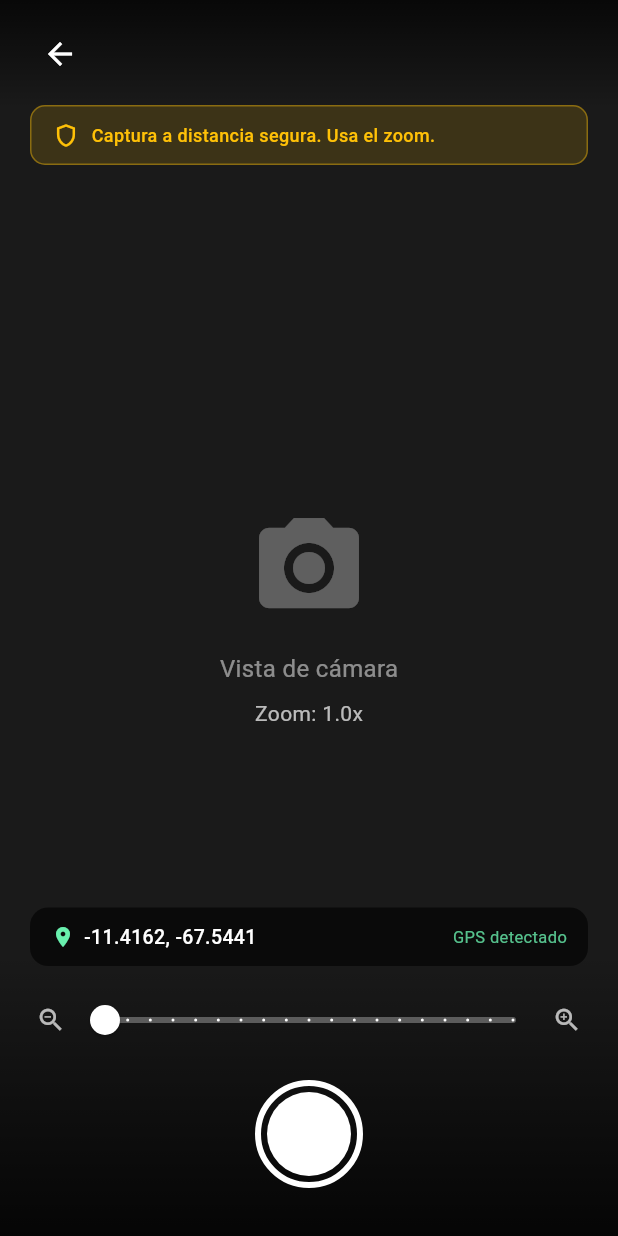
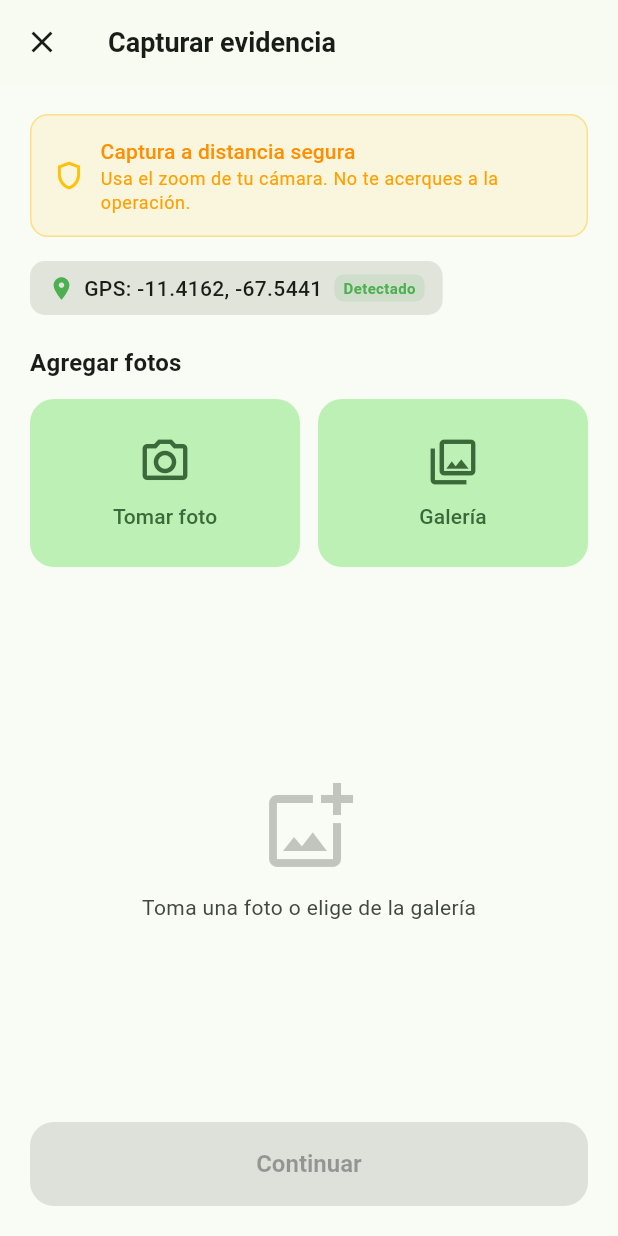
Before and after one commit to Romulo-Tolemaico/colmena, a Flutter app: the CameraScreen screen opened directly, on a phone screen of 412 x 824 dp. Run offline on Flutter 3.47's test engine with Material 3 defaults, Android fonts, the phone set to English and light mode, and no system bars; our stand-ins replace image_picker.

Commit message:
feat(mobile): cámara real con image_picker + galería + GPS + permisos

```diff
--- a/mobile/lib/src/screens/camera_screen.dart
+++ b/mobile/lib/src/screens/camera_screen.dart
@@ -1,8 +1,11 @@
+import 'dart:io';
+
 import 'package:flutter/material.dart';
+import 'package:image_picker/image_picker.dart';
 
 /// Pantalla de captura de evidencia.
-/// Simula la vista de cámara con controles de zoom, GPS automático,
-/// y preview de la foto tomada. Sin funcionalidad real de cámara.
+/// Permite tomar fotos con la cámara del dispositivo o elegir de la galería.
+/// Muestra GPS automático y preview de las fotos tomadas.
 class CameraScreen extends StatefulWidget {
   const CameraScreen({super.key});
 
@@ -11,248 +14,217 @@ class CameraScreen extends StatefulWidget {
 }
 
 class _CameraScreenState extends State<CameraScreen> {
-  double _zoom = 1.0;
-  bool _photoTaken = false;
-  final List<String> _photos = [];
+  final ImagePicker _picker = ImagePicker();
+  final List<XFile> _photos = [];
 
-  void _takePhoto() {
-    setState(() {
-      _photoTaken = true;
-      _photos.add('foto_${_photos.length + 1}.jpg');
-    });
+  Future<void> _takePhoto() async {
+    try {
+      final photo = await _picker.pickImage(
+        source: ImageSource.camera,
+        imageQuality: 85,
+        maxWidth: 1920,
+      );
+      if (photo != null) {
+        setState(() => _photos.add(photo));
+      }
+    } catch (e) {
+      if (mounted) {
+        ScaffoldMessenger.of(context).showSnackBar(
+          SnackBar(content: Text('Error al abrir la cámara: $e'), behavior: SnackBarBehavior.floating),
+        );
+      }
+    }
   }
 
-  void _addAnotherPhoto() {
-    setState(() => _photoTaken = false);
+  Future<void> _pickFromGallery() async {
+    try {
+      final images = await _picker.pickMultiImage(
+        imageQuality: 85,
+        maxWidth: 1920,
+      );
+      if (images.isNotEmpty) {
+        setState(() => _photos.addAll(images));
+      }
+    } catch (e) {
+      if (mounted) {
+        ScaffoldMessenger.of(context).showSnackBar(
+          SnackBar(content: Text('Error al abrir la galería: $e'), behavior: SnackBarBehavior.floating),
+        );
+      }
+    }
+  }
+
+  void _removePhoto(int index) {
+    setState(() => _photos.removeAt(index));
   }
 
   void _continue() {
-    Navigator.of(context).pop(_photos);
+    if (_photos.isEmpty) return;
+    Navigator.of(context).pop(_photos.map((f) => f.path).toList());
   }
-
-  @override
-  Widget build(BuildContext context) {
-    if (_photoTaken) {
-      return _PhotoPreview(
-        photoCount: _photos.length,
-        onAddAnother: _addAnotherPhoto,
-        onContinue: _continue,
-      );
-    }
-
-    return _CameraView(
-      zoom: _zoom,
-      onZoomChanged: (value) => setState(() => _zoom = value),
-      onCapture: _takePhoto,
-      onBack: () => Navigator.of(context).pop(null),
-      photoCount: _photos.length,
-    );
-  }
-}
-
-class _CameraView extends StatelessWidget {
-  const _CameraView({
-    required this.zoom,
-    required this.onZoomChanged,
-    required this.onCapture,
-    required this.onBack,
-    required this.photoCount,
-  });
-
-  final double zoom;
-  final ValueChanged<double> onZoomChanged;
-  final VoidCallback onCapture;
-  final VoidCallback onBack;
-  final int photoCount;
 
   @override
   Widget build(BuildContext context) {
     final theme = Theme.of(context);
 
     return Scaffold(
-      backgroundColor: Colors.black,
-      body: SafeArea(
-        child: Stack(
+      appBar: AppBar(
+        title: const Text('Capturar evidencia'),
+        leading: IconButton(
+          onPressed: () => Navigator.of(context).pop(null),
+          icon: const Icon(Icons.close),
+        ),
+      ),
+      body: Padding(
+        padding: const EdgeInsets.all(20),
+        child: Column(
+          crossAxisAlignment: CrossAxisAlignment.start,
           children: [
-            // Simulación de vista de cámara
-            Positioned.fill(
-              child: Container(
-                color: const Color(0xFF1A1A1A),
+            // Aviso de distancia segura
+            Container(
+              width: double.infinity,
+              padding: const EdgeInsets.all(14),
+              decoration: BoxDecoration(
+                color: Colors.amber.withValues(alpha: 0.1),
+                borderRadius: BorderRadius.circular(12),
+                border: Border.all(color: Colors.amber.withValues(alpha: 0.4)),
+              ),
+              child: Row(
+                children: [
+                  const Icon(Icons.shield_outlined, color: Colors.amber, size: 22),
+                  const SizedBox(width: 10),
+                  Expanded(
+                    child: Column(
+                      crossAxisAlignment: CrossAxisAlignment.start,
+                      children: [
+                        Text(
+                          'Captura a distancia segura',
+                          style: theme.textTheme.titleSmall?.copyWith(color: Colors.amber.shade800),
+                        ),
+                        Text(
+                          'Usa el zoom de tu cámara. No te acerques a la operación.',
+                          style: theme.textTheme.bodySmall?.copyWith(color: Colors.amber.shade700),
+                        ),
+                      ],
+                    ),
+                  ),
+                ],
+              ),
+            ),
+
+            const SizedBox(height: 16),
+
+            // GPS automático
+            Container(
+              padding: const EdgeInsets.symmetric(horizontal: 12, vertical: 8),
+              decoration: BoxDecoration(
+                color: theme.colorScheme.surfaceContainerHighest,
+                borderRadius: BorderRadius.circular(10),
+              ),
+              child: Row(
+                mainAxisSize: MainAxisSize.min,
+                children: [
+                  const Icon(Icons.location_on, color: Colors.green, size: 18),
+                  const SizedBox(width: 6),
+                  Text(
+                    'GPS: -11.4162, -67.5441',
+                    style: theme.textTheme.bodyMedium?.copyWith(fontWeight: FontWeight.w500),
+                  ),
+                  const SizedBox(width: 8),
+                  Container(
+                    padding: const EdgeInsets.symmetric(horizontal: 6, vertical: 2),
+                    decoration: BoxDecoration(
+                      color: Colors.green.withValues(alpha: 0.12),
+                      borderRadius: BorderRadius.circular(6),
+                    ),
+                    child: const Text('Detectado', style: TextStyle(color: Colors.green, fontSize: 10, fontWeight: FontWeight.w600)),
+                  ),
+                ],
+              ),
+            ),
+
+            const SizedBox(height: 20),
+
+            // Botones de captura
+            Text('Agregar fotos', style: theme.textTheme.titleMedium),
+            const SizedBox(height: 12),
+
+            Row(
+              children: [
+                Expanded(
+                  child: _CaptureButton(
+                    icon: Icons.camera_alt_outlined,
+                    label: 'Tomar foto',
+                    onTap: _takePhoto,
+                  ),
+                ),
+                const SizedBox(width: 12),
+                Expanded(
+                  child: _CaptureButton(
+                    icon: Icons.photo_library_outlined,
+                    label: 'Galería',
+                    onTap: _pickFromGallery,
+                  ),
+                ),
+              ],
+            ),
+
+            const SizedBox(height: 20),
+
+            // Preview de fotos
+            if (_photos.isNotEmpty) ...[
+              Row(
+                children: [
+                  Text(
+                    '${_photos.length} foto${_photos.length > 1 ? 's' : ''} seleccionada${_photos.length > 1 ? 's' : ''}',
+                    style: theme.textTheme.titleSmall,
+                  ),
+                  const Spacer(),
+                  TextButton(
+                    onPressed: _takePhoto,
+                    child: const Text('+ Agregar más'),
+                  ),
+                ],
+              ),
+              const SizedBox(height: 8),
+              Expanded(
+                child: GridView.builder(
+                  gridDelegate: const SliverGridDelegateWithFixedCrossAxisCount(
+                    crossAxisCount: 3,
+                    crossAxisSpacing: 8,
+                    mainAxisSpacing: 8,
+                  ),
+                  itemCount: _photos.length,
+                  itemBuilder: (context, index) {
+                    return _PhotoThumbnail(
+                      file: File(_photos[index].path),
+                      onRemove: () => _removePhoto(index),
+                    );
+                  },
+                ),
+              ),
+            ] else
+              Expanded(
                 child: Center(
                   child: Column(
                     mainAxisSize: MainAxisSize.min,
                     children: [
-                      Icon(Icons.camera_alt, size: 80, color: Colors.white.withValues(alpha: 0.3)),
-                      const SizedBox(height: 16),
+                      Icon(Icons.add_photo_alternate_outlined, size: 64, color: theme.colorScheme.onSurfaceVariant.withValues(alpha: 0.3)),
+                      const SizedBox(height: 12),
                       Text(
-                        'Vista de cámara',
-                        style: TextStyle(color: Colors.white.withValues(alpha: 0.5), fontSize: 16),
-                      ),
-                      const SizedBox(height: 8),
-                      Text(
-                        'Zoom: ${zoom.toStringAsFixed(1)}x',
-                        style: TextStyle(color: Colors.white.withValues(alpha: 0.7), fontSize: 14),
+                        'Toma una foto o elige de la galería',
+                        style: theme.textTheme.bodyMedium?.copyWith(color: theme.colorScheme.onSurfaceVariant),
                       ),
                     ],
                   ),
                 ),
               ),
-            ),
 
-            // Top bar
-            Positioned(
-              top: 0,
-              left: 0,
-              right: 0,
-              child: Container(
-                padding: const EdgeInsets.symmetric(horizontal: 16, vertical: 12),
-                decoration: BoxDecoration(
-                  gradient: LinearGradient(
-                    begin: Alignment.topCenter,
-                    end: Alignment.bottomCenter,
-                    colors: [Colors.black.withValues(alpha: 0.7), Colors.transparent],
-                  ),
-                ),
-                child: Row(
-                  children: [
-                    IconButton(
-                      onPressed: onBack,
-                      icon: const Icon(Icons.arrow_back, color: Colors.white),
-                    ),
-                    const Spacer(),
-                    if (photoCount > 0)
-                      Container(
-                        padding: const EdgeInsets.symmetric(horizontal: 10, vertical: 5),
-                        decoration: BoxDecoration(
-                          color: theme.colorScheme.primary,
-                          borderRadius: BorderRadius.circular(12),
-                        ),
-                        child: Text(
-                          '$photoCount foto${photoCount > 1 ? 's' : ''}',
-                          style: const TextStyle(color: Colors.white, fontSize: 12, fontWeight: FontWeight.w600),
-                        ),
-                      ),
-                  ],
-                ),
-              ),
-            ),
-
-            // Aviso de distancia segura
-            Positioned(
-              top: 70,
-              left: 20,
-              right: 20,
-              child: Container(
-                padding: const EdgeInsets.symmetric(horizontal: 14, vertical: 10),
-                decoration: BoxDecoration(
-                  color: Colors.amber.withValues(alpha: 0.15),
-                  borderRadius: BorderRadius.circular(10),
-                  border: Border.all(color: Colors.amber.withValues(alpha: 0.4)),
-                ),
-                child: const Row(
-                  children: [
-                    Icon(Icons.shield_outlined, color: Colors.amber, size: 18),
-                    SizedBox(width: 8),
-                    Expanded(
-                      child: Text(
-                        'Captura a distancia segura. Usa el zoom.',
-                        style: TextStyle(color: Colors.amber, fontSize: 12, fontWeight: FontWeight.w500),
-                      ),
-                    ),
-                  ],
-                ),
-              ),
-            ),
-
-            // GPS chip
-            Positioned(
-              bottom: 180,
-              left: 20,
-              right: 20,
-              child: Container(
-                padding: const EdgeInsets.symmetric(horizontal: 14, vertical: 10),
-                decoration: BoxDecoration(
-                  color: Colors.black.withValues(alpha: 0.6),
-                  borderRadius: BorderRadius.circular(12),
-                ),
-                child: Row(
-                  mainAxisSize: MainAxisSize.min,
-                  children: [
-                    const Icon(Icons.location_on, color: Colors.greenAccent, size: 16),
-                    const SizedBox(width: 6),
-                    const Expanded(
-                      child: Text(
-                        '-11.4162, -67.5441',
-                        style: TextStyle(color: Colors.white, fontSize: 13, fontWeight: FontWeight.w500),
-                      ),
-                    ),
-                    Text(
-                      'GPS detectado',
-                      style: TextStyle(color: Colors.greenAccent.withValues(alpha: 0.8), fontSize: 11),
-                    ),
-                  ],
-                ),
-              ),
-            ),
-
-            // Controles inferiores
-            Positioned(
-              bottom: 0,
-              left: 0,
-              right: 0,
-              child: Container(
-                padding: const EdgeInsets.fromLTRB(24, 20, 24, 32),
-                decoration: BoxDecoration(
-                  gradient: LinearGradient(
-                    begin: Alignment.bottomCenter,
-                    end: Alignment.topCenter,
-                    colors: [Colors.black.withValues(alpha: 0.8), Colors.transparent],
-                  ),
-                ),
-                child: Column(
-                  mainAxisSize: MainAxisSize.min,
-                  children: [
-                    // Slider de zoom
-                    Row(
-                      children: [
-                        const Icon(Icons.zoom_out, color: Colors.white70, size: 20),
-                        Expanded(
-                          child: Slider(
-                            value: zoom,
-                            min: 1.0,
-                            max: 10.0,
-                            divisions: 18,
-                            activeColor: Colors.white,
-                            inactiveColor: Colors.white30,
-                            onChanged: onZoomChanged,
-                          ),
-                        ),
-                        const Icon(Icons.zoom_in, color: Colors.white70, size: 20),
-                      ],
-                    ),
-                    const SizedBox(height: 16),
-                    // Botón de captura
-                    GestureDetector(
-                      onTap: onCapture,
-                      child: Container(
-                        width: 72,
-                        height: 72,
-                        decoration: BoxDecoration(
-                          shape: BoxShape.circle,
-                          border: Border.all(color: Colors.white, width: 4),
-                        ),
-                        child: Container(
-                          margin: const EdgeInsets.all(4),
-                          decoration: const BoxDecoration(
-                            shape: BoxShape.circle,
-                            color: Colors.white,
-                          ),
-                        ),
-                      ),
-                    ),
-                  ],
-                ),
-              ),
+            // Botón continuar
+            const SizedBox(height: 12),
+            FilledButton(
+              onPressed: _photos.isNotEmpty ? _continue : null,
+              child: const Text('Continuar'),
             ),
           ],
         ),
@@ -261,96 +233,69 @@ class _CameraView extends StatelessWidget {
   }
 }
 
-class _PhotoPreview extends StatelessWidget {
-  const _PhotoPreview({
-    required this.photoCount,
-    required this.onAddAnother,
-    required this.onContinue,
-  });
+class _CaptureButton extends StatelessWidget {
+  const _CaptureButton({required this.icon, required this.label, required this.onTap});
 
-  final int photoCount;
-  final VoidCallback onAddAnother;
-  final VoidCallback onContinue;
+  final IconData icon;
+  final String label;
+  final VoidCallback onTap;
 
   @override
   Widget build(BuildContext context) {
     final theme = Theme.of(context);
 
-    return Scaffold(
-      appBar: AppBar(
-        title: const Text('Evidencia capturada'),
-        leading: IconButton(
-          onPressed: () => Navigator.of(context).pop(null),
-          icon: const Icon(Icons.close),
-        ),
-      ),
-      body: Padding(
-        padding: const EdgeInsets.all(20),
-        child: Column(
-          children: [
-            // Preview placeholder
-            Expanded(
-              child: Container(
-                width: double.infinity,
-                decoration: BoxDecoration(
-                  color: theme.colorScheme.surfaceContainerHighest,
-                  borderRadius: BorderRadius.circular(20),
-                ),
-                child: Column(
-                  mainAxisAlignment: MainAxisAlignment.center,
-                  children: [
-                    Icon(Icons.check_circle, size: 64, color: theme.colorScheme.primary),
-                    const SizedBox(height: 16),
-                    Text(
-                      '$photoCount foto${photoCount > 1 ? 's' : ''} capturada${photoCount > 1 ? 's' : ''}',
-                      style: theme.textTheme.titleLarge,
-                    ),
-                    const SizedBox(height: 8),
-                    Row(
-                      mainAxisSize: MainAxisSize.min,
-                      children: [
-                        const Icon(Icons.location_on, size: 16, color: Colors.green),
-                        const SizedBox(width: 4),
-                        Text(
-                          'GPS: -11.4162, -67.5441',
-                          style: theme.textTheme.bodyMedium?.copyWith(color: theme.colorScheme.onSurfaceVariant),
-                        ),
-                      ],
-                    ),
-                    const SizedBox(height: 4),
-                    Row(
-                      mainAxisSize: MainAxisSize.min,
-                      children: [
-                        const Icon(Icons.access_time, size: 16, color: Colors.grey),
-                        const SizedBox(width: 4),
-                        Text(
-                          'Ahora',
-                          style: theme.textTheme.bodyMedium?.copyWith(color: theme.colorScheme.onSurfaceVariant),
-                        ),
-                      ],
-                    ),
-                  ],
-                ),
-              ),
-            ),
-
-            const SizedBox(height: 20),
-
-            // Botones
-            OutlinedButton.icon(
-              onPressed: onAddAnother,
-              icon: const Icon(Icons.add_a_photo_outlined),
-              label: const Text('Adjuntar otra foto'),
-            ),
-            const SizedBox(height: 12),
-            FilledButton.icon(
-              onPressed: onContinue,
-              icon: const Icon(Icons.arrow_forward),
-              label: const Text('Continuar'),
-            ),
-          ],
+    return Material(
+      color: theme.colorScheme.primaryContainer,
+      borderRadius: BorderRadius.circular(16),
+      child: InkWell(
+        onTap: onTap,
+        borderRadius: BorderRadius.circular(16),
+        child: Container(
+          padding: const EdgeInsets.symmetric(vertical: 24),
+          child: Column(
+            children: [
+              Icon(icon, size: 36, color: theme.colorScheme.primary),
+              const SizedBox(height: 8),
+              Text(label, style: theme.textTheme.titleSmall?.copyWith(color: theme.colorScheme.primary)),
+            ],
+          ),
         ),
       ),
     );
   }
 }
+
+class _PhotoThumbnail extends StatelessWidget {
+  const _PhotoThumbnail({required this.file, required this.onRemove});
+
+  final File file;
+  final VoidCallback onRemove;
+
+  @override
+  Widget build(BuildContext context) {
+    return ClipRRect(
+      borderRadius: BorderRadius.circular(12),
+      child: Stack(
+        fit: StackFit.expand,
+        children: [
+          Image.file(file, fit: BoxFit.cover),
+          Positioned(
+            top: 4,
+            right: 4,
+            child: GestureDetector(
+              onTap: onRemove,
+              child: Container(
+                padding: const EdgeInsets.all(4),
+                decoration: const BoxDecoration(
+                  color: Colors.black54,
+                  shape: BoxShape.circle,
+                ),
+                child: const Icon(Icons.close, size: 14, color: Colors.white),
+              ),
+            ),
+          ),
+        ],
+      ),
+    );
+  }
+}
--- a/mobile/pubspec.yaml
+++ b/mobile/pubspec.yaml
@@ -12,6 +12,9 @@ dependencies:
     sdk: flutter
   cupertino_icons: ^1.0.8
   intl: ^0.19.0
+  image_picker: ^1.1.2
+  geolocator: ^13.0.2
+  permission_handler: ^11.3.1
 
 dev_dependencies:
   flutter_test:
```
Also changed, not shown: mobile/pubspec.lock.
